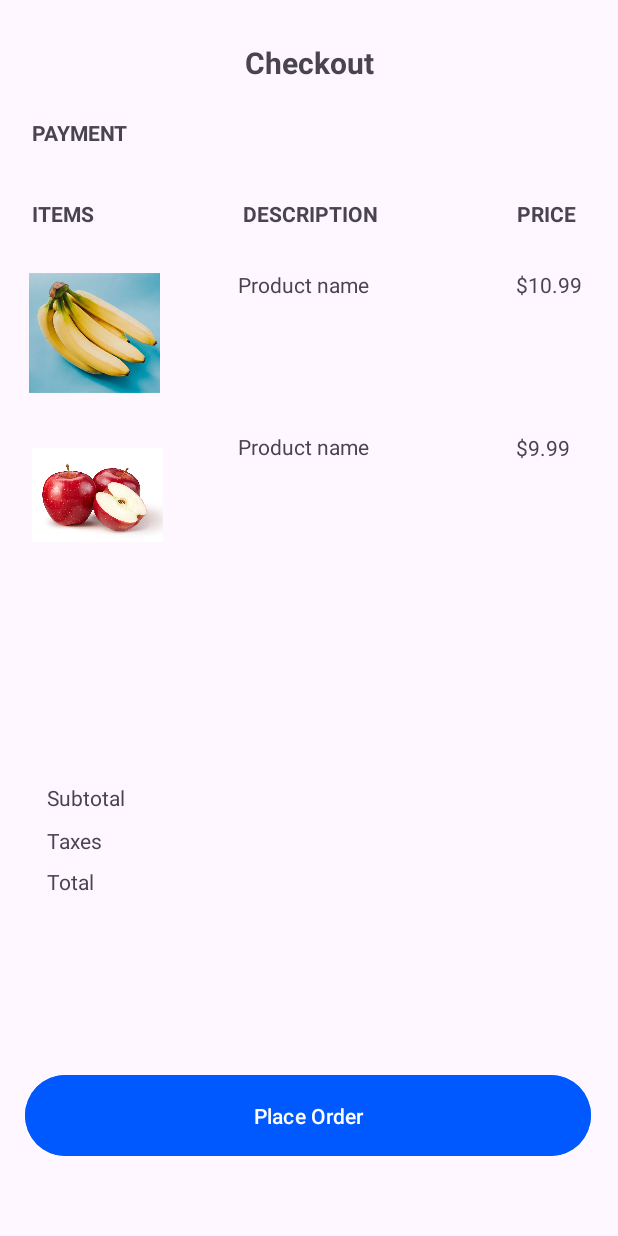
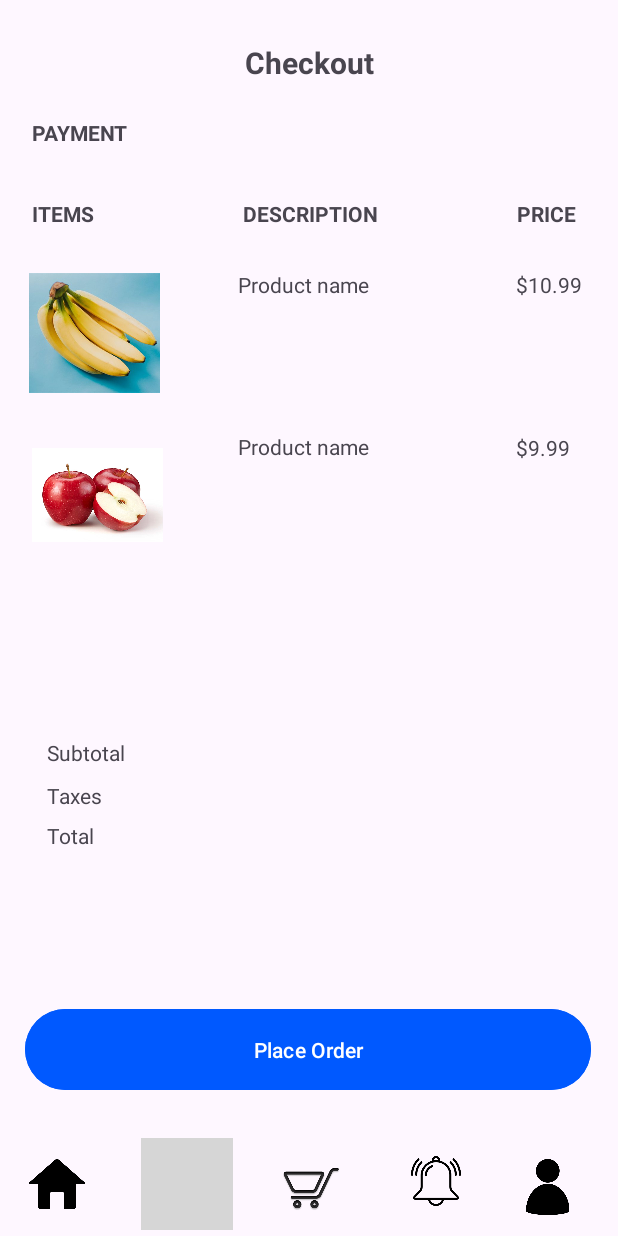
Before and after one commit to davamae/Buddy-Cart, an Android app: the CheckoutScreen screen opened directly, with no data from a screen before it, on a phone screen of 412 x 824 dp. Run offline under Robolectric (Android 15) with nearby library versions, the phone set to English and light mode, and no system bars; grey boxes are pictures that could not be loaded.

Commit message:
Added navigation buttons to the Checkout screen and Contacts screen

```diff
--- a/app/src/main/res/layout/activity_checkout_screen.xml
+++ b/app/src/main/res/layout/activity_checkout_screen.xml
@@ -6,6 +6,69 @@
     android:layout_width="match_parent"
     android:layout_height="match_parent"
     tools:context=".CheckoutScreen">
+
+    <ImageButton
+        android:id="@+id/cartImageButton2"
+        android:layout_width="65dp"
+        android:layout_height="65dp"
+        android:layout_marginStart="19dp"
+        android:backgroundTint="#00FFFFFF"
+        android:foregroundTint="#00FFFFFF"
+        android:scaleType="fitCenter"
+        app:layout_constraintBottom_toBottomOf="parent"
+        app:layout_constraintStart_toEndOf="@+id/mapImageButton2"
+        app:srcCompat="@drawable/cart" />
+
+    <ImageButton
+        android:id="@+id/houseImageButton2"
+        android:layout_width="61dp"
+        android:layout_height="61dp"
+        android:layout_marginStart="7dp"
+        android:layout_marginBottom="4dp"
+        android:backgroundTint="#00FFFFFF"
+        android:scaleType="fitCenter"
+        app:layout_constraintBottom_toBottomOf="parent"
+        app:layout_constraintStart_toStartOf="parent"
+        app:srcCompat="@drawable/house" />
+
+    <ImageButton
+        android:id="@+id/mapImageButton2"
+        android:layout_width="61dp"
+        android:layout_height="61dp"
+        android:layout_marginStart="25dp"
+        android:layout_marginBottom="4dp"
+        android:backgroundTint="#00FFFFFF"
+        android:scaleType="fitCenter"
+        android:tint="#00FFFFFF"
+        app:layout_constraintBottom_toBottomOf="parent"
+        app:layout_constraintStart_toEndOf="@+id/houseImageButton2"
+        app:srcCompat="@drawable/maps" />
+
+    <ImageButton
+        android:id="@+id/bellimageButton2"
+        android:layout_width="57dp"
+        android:layout_height="57dp"
+        android:layout_marginStart="22dp"
+        android:layout_marginBottom="8dp"
+        android:backgroundTint="#00FFFFFF"
+        android:scaleType="fitCenter"
+        android:tint="#00FFFFFF"
+        app:layout_constraintBottom_toBottomOf="parent"
+        app:layout_constraintStart_toEndOf="@+id/cartImageButton2"
+        app:srcCompat="@drawable/bell" />
+
+    <ImageButton
+        android:id="@+id/personImageButton2"
+        android:layout_width="57dp"
+        android:layout_height="57dp"
+        android:layout_marginEnd="18dp"
+        android:layout_marginBottom="4dp"
+        android:backgroundTint="#00FFFFFF"
+        android:scaleType="centerInside"
+        android:tint="#00FFFFFF"
+        app:layout_constraintBottom_toBottomOf="parent"
+        app:layout_constraintEnd_toEndOf="parent"
+        app:srcCompat="@drawable/person" />
 
     <ImageView
         android:id="@+id/imageView3"
@@ -23,10 +86,10 @@
         android:layout_height="62dp"
         android:layout_marginStart="16dp"
         android:layout_marginEnd="18dp"
-        android:layout_marginBottom="49dp"
+        android:layout_marginBottom="28dp"
         android:backgroundTint="#0059FF"
         android:text="Place Order"
-        app:layout_constraintBottom_toBottomOf="parent"
+        app:layout_constraintBottom_toTopOf="@+id/cartImageButton2"
         app:layout_constraintEnd_toEndOf="parent"
         app:layout_constraintStart_toStartOf="parent" />
 
@@ -143,10 +206,20 @@
         android:layout_width="wrap_content"
         android:layout_height="wrap_content"
         android:layout_marginStart="31dp"
-        android:layout_marginTop="150dp"
+        android:layout_marginTop="120dp"
         android:text="Subtotal"
         app:layout_constraintStart_toStartOf="parent"
         app:layout_constraintTop_toBottomOf="@+id/imageView3" />
+
+    <TextView
+        android:id="@+id/totalText"
+        android:layout_width="wrap_content"
+        android:layout_height="wrap_content"
+        android:layout_marginStart="31dp"
+        android:layout_marginTop="7dp"
+        android:text="Total"
+        app:layout_constraintStart_toStartOf="parent"
+        app:layout_constraintTop_toBottomOf="@+id/taxesText" />
 
     <TextView
         android:id="@+id/taxesText"
@@ -158,13 +231,4 @@
         app:layout_constraintStart_toStartOf="parent"
         app:layout_constraintTop_toBottomOf="@+id/subtotalText" />
 
-    <TextView
-        android:id="@+id/totalText"
-        android:layout_width="wrap_content"
-        android:layout_height="wrap_content"
-        android:layout_marginStart="31dp"
-        android:layout_marginTop="8dp"
-        android:text="Total"
-        app:layout_constraintStart_toStartOf="parent"
-        app:layout_constraintTop_toBottomOf="@+id/taxesText" />
 </androidx.constraintlayout.widget.ConstraintLayout>
```
Also changed, not shown: app/src/main/res/layout/activity_contacts.xml (+63 -0 lines).
